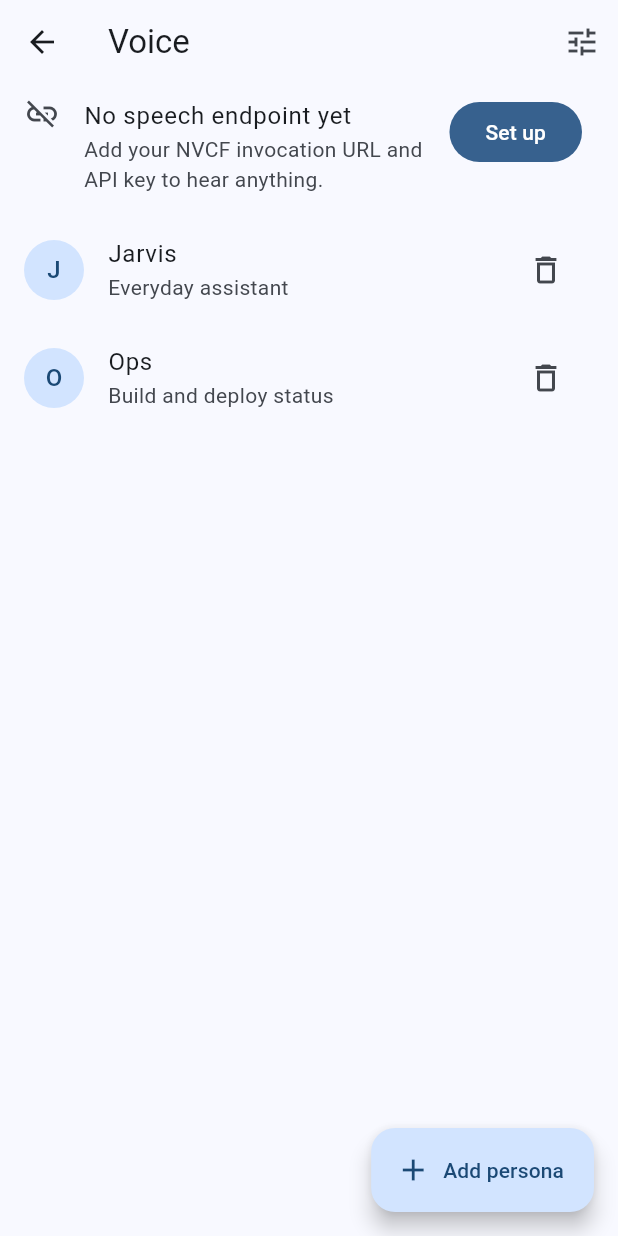
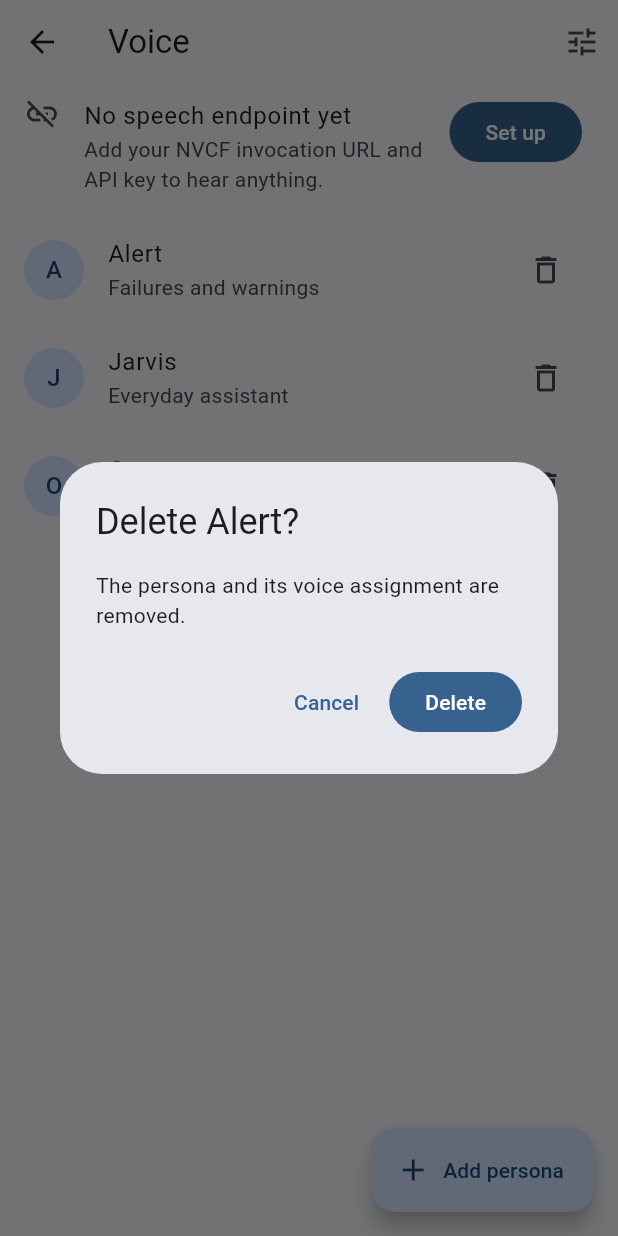
Before and after one commit to jatin7425/MobileCode, a Flutter app: the VoiceScreen screen opened directly, after a tap on the "delete outline" icon, on a phone screen of 412 x 824 dp. Run offline on Flutter 3.47's test engine with Material 3 defaults, Android fonts, the phone set to English and light mode, and no system bars; our stand-ins replace flutter_riverpod, flutter_secure_storage, package_info_plus, sqflite; missing offline and left inert: cryptography, dartssh2, xterm; accounts and stored records are empty.

```diff
--- a/lib/data/db/settings_repository.dart
+++ b/lib/data/db/settings_repository.dart
@@ -14,6 +14,10 @@ class SettingsRepository {
   /// Base URL of the NVCF speech function, e.g.
   /// `https://<uuid>.invocation.api.nvcf.nvidia.com`.
   static const voiceEndpoint = 'voice.endpoint';
+
+  /// Set once the starter personas have been written. Versioned so a future
+  /// release can add seeds without resurrecting the ones already deleted.
+  static const personasSeeded = 'voice.personas.seeded.v1';
 
   Future<String?> read(String key) async {
     final rows = await _database.db.query(
--- a/lib/features/voice/voice_id.dart
+++ b/lib/features/voice/voice_id.dart
@@ -86,11 +86,26 @@ class VoiceId {
 
   /// The BCP-47-ish language tag the synthesize endpoint wants, derived from
   /// the locale segment: `HI-IN` becomes `hi-IN`.
+  ///
+  /// Riva's legacy voices carry a display name rather than a code in that
+  /// position (`English-US.Female-1`), and reformatting one produces
+  /// `english-US`, which the endpoint rejects. An ISO 639 language subtag is
+  /// two or three letters, so anything longer is left alone.
   String get languageCode {
     final parts = locale.split('-');
-    if (parts.length != 2) return locale.toLowerCase();
+    if (parts.length != 2 || parts[0].length > 3) return locale.toLowerCase();
     return '${parts[0].toLowerCase()}-${parts[1].toUpperCase()}';
   }
+
+  /// The rate this voice's model actually renders at.
+  ///
+  /// Magpie renders at 22.05 kHz. Asking for a different rate and then
+  /// stamping that number into the WAV header is only safe if the server
+  /// resamples; if it returns native audio instead, the header misdescribes
+  /// it and the clip plays at the wrong speed. Requesting the native rate is
+  /// correct either way.
+  int get nativeSampleRateHz =>
+      family.startsWith('Magpie') ? 22050 : 44100;
 
   @override
   String toString() => name;
--- a/lib/features/voice/voice_screen.dart
+++ b/lib/features/voice/voice_screen.dart
@@ -93,11 +93,33 @@ class VoiceScreen extends ConsumerWidget {
     ref.invalidate(personasProvider);
   }
 
+  /// Confirms first: deleting is one tap on a small icon, it cannot be undone,
+  /// and the seeded personas cannot be recreated with their original settings
+  /// once they are gone.
   Future<void> _deletePersona(
     BuildContext context,
     WidgetRef ref,
     Persona persona,
   ) async {
+    final confirmed = await showDialog<bool>(
+      context: context,
+      builder: (context) => AlertDialog(
+        title: Text('Delete ${persona.name}?'),
+        content: const Text('The persona and its voice assignment are removed.'),
+        actions: [
+          TextButton(
+            onPressed: () => Navigator.pop(context, false),
+            child: const Text('Cancel'),
+          ),
+          FilledButton(
+            onPressed: () => Navigator.pop(context, true),
+            child: const Text('Delete'),
+          ),
+        ],
+      ),
+    );
+    if (confirmed != true) return;
+
     await ref.read(personaRepositoryProvider).delete(persona.id);
     ref.invalidate(personasProvider);
   }
```
Also changed, not shown: lib/features/voice/nvcf_voice_client.dart (+9 -3 lines), lib/features/voice/voice_endpoint_screen.dart (+13 -1 lines), lib/features/voice/voice_picker_screen.dart (+9 -1 lines), lib/main.dart (+13 -8 lines), 2 other files.
